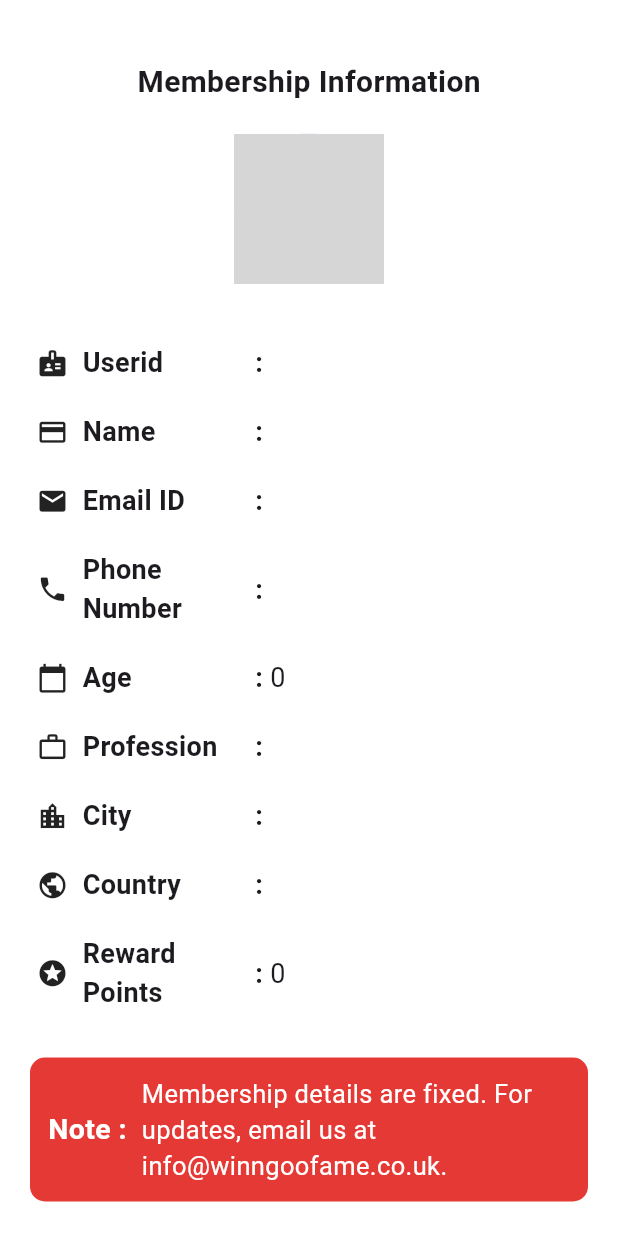
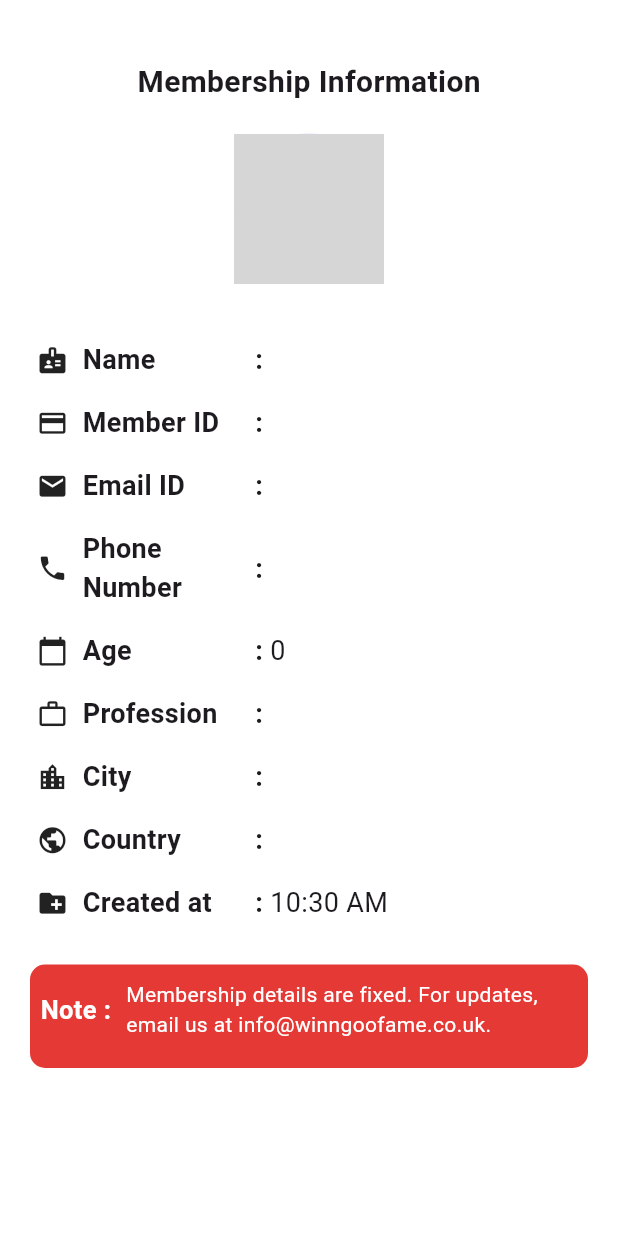
Before and after one commit to Krishnapriyak765/reel_competition_winngoo, a Flutter app: the MembershipInfoPage screen opened by its route, on a phone screen of 412 x 824 dp. Run offline on Flutter 3.47's test engine with Material 3 defaults, Android fonts, the phone set to English and light mode, and no system bars; our stand-ins replace dotted_border, flutter_rating_bar, get_storage, go_router, google_fonts, image_picker and 4 more; missing offline and left inert: carousel_slider_plus, flutter_cached_pdfview; accounts and stored records are empty; network calls fail; grey boxes are pictures that could not be loaded.

```diff
--- a/lib/data/models/profile_model.dart
+++ b/lib/data/models/profile_model.dart
@@ -1,3 +1,7 @@
+import 'package:intl/intl.dart';
+
+import 'package:intl/intl.dart';
+
 class User {
   final int id;
   final String userId;
@@ -9,7 +13,8 @@ class User {
   final String residentialCountry;
   final String phoneNumber;
   final int age;
-  final int rewardPoints;
+  // final int rewardPoints;
+  final DateTime createdAt; // New field
 
   User({
     required this.id,
@@ -22,8 +27,14 @@ class User {
     required this.residentialCountry,
     required this.phoneNumber,
     required this.age,
-    required this.rewardPoints,
+    // required this.rewardPoints,
+    required this.createdAt,
   });
+
+  // Getter to return only the time from createdAt
+  String get createdTimeOnly {
+    return DateFormat('hh:mm a').format(createdAt);
+  }
 
   factory User.fromJson(Map<String, dynamic> json) {
     return User(
@@ -37,7 +48,8 @@ class User {
       residentialCountry: json['residential_country'],
       phoneNumber: json['phone_number'],
       age: json['age'],
-      rewardPoints: json['reward_points'],
+      // rewardPoints: json['reward_points'],
+      createdAt: DateTime.parse(json['created_at']), // Parse from JSON
     );
   }
 }
--- a/lib/presentation/compatition/tabs/about_tab.dart
+++ b/lib/presentation/compatition/tabs/about_tab.dart
@@ -31,7 +31,6 @@ class AboutTab extends StatelessWidget {
           SizedBox(height: 8),
           ...themes.map((theme) => ThemeListTile(title: theme)).toList(),
           SizedBox(height: 20),
-          TabFloatingButtons(), // ✅ This is where the buttons show
         ],
       ),
     );
--- a/lib/presentation/compatition/tabs/rules_guidelines.dart
+++ b/lib/presentation/compatition/tabs/rules_guidelines.dart
@@ -39,7 +39,6 @@ class RulesAndGuidelinesTab extends StatelessWidget {
             ),
           ),
           SizedBox(height: 20),
-          TabFloatingButtons(),
         ],
       ),
     );
--- a/lib/presentation/dashboard/profile.dart
+++ b/lib/presentation/dashboard/profile.dart
@@ -2,6 +2,7 @@ import 'dart:convert';
 import 'package:flutter/material.dart';
 import 'package:get_storage/get_storage.dart';
 import 'package:http/http.dart' as http;
+import 'package:intl/intl.dart';
 import 'package:reels_application/core/constants/app_colors.dart';
 import 'package:reels_application/data/models/profile_model.dart';
 import 'package:shared_preferences/shared_preferences.dart';
@@ -42,8 +43,17 @@ class _MembershipInfoPageState extends State<MembershipInfoPage> {
 
       if (response.statusCode == 200) {
         final data = json.decode(response.body);
+        String formatCreatedTime(String createdAt) {
+          DateTime dateTime = DateTime.parse(createdAt);
+          String formattedTime = DateFormat(
+            'hh:mm a',
+          ).format(dateTime); // e.g., 11:14 AM
+          return formattedTime;
+        }
+
         setState(() {
           user = User.fromJson(data['user']);
+
           isLoading = false;
         });
       } else {
@@ -112,13 +122,13 @@ class _MembershipInfoPageState extends State<MembershipInfoPage> {
                         children: [
                           buildTableRow(
                             Icons.badge,
-                            'Userid',
-                            '${user!.userId}',
+                            'Name',
+                            '${user!.firstName} ${user!.lastName}',
                           ),
                           buildTableRow(
                             Icons.credit_card,
-                            'Name',
-                            '${user!.firstName} ${user!.lastName}',
+                            'Member ID',
+                            '${user!.userId}',
                           ),
                           buildTableRow(
                             Icons.email,
@@ -151,15 +161,20 @@ class _MembershipInfoPageState extends State<MembershipInfoPage> {
                             '${user!.residentialCountry}',
                           ),
                           buildTableRow(
-                            Icons.stars,
-                            'Reward Points',
-                            '${user!.rewardPoints}',
+                            Icons.create_new_folder,
+                            'Created at',
+                            '${user!.createdTimeOnly}',
                           ),
                         ],
                       ),
                       const SizedBox(height: 20),
                       Container(
-                        padding: const EdgeInsets.all(12),
+                        padding: const EdgeInsets.only(
+                          left: 7,
+                          top: 10,
+                          right: 8,
+                          bottom: 19,
+                        ),
                         decoration: BoxDecoration(
                           color: Colors.red[600],
                           borderRadius: BorderRadius.circular(10),
@@ -169,7 +184,7 @@ class _MembershipInfoPageState extends State<MembershipInfoPage> {
                             const Text(
                               'Note :',
                               style: TextStyle(
-                                fontSize: 19,
+                                fontSize: 17,
                                 fontWeight: FontWeight.bold,
                                 color: Colors.white,
                               ),
@@ -179,7 +194,7 @@ class _MembershipInfoPageState extends State<MembershipInfoPage> {
                               child: Text(
                                 'Membership details are fixed. For updates, email us at info@winngoofame.co.uk.',
                                 style: TextStyle(
-                                  fontSize: 17,
+                                  fontSize: 14,
                                   color: Appcolors.white,
                                 ),
                               ),
@@ -187,6 +202,7 @@ class _MembershipInfoPageState extends State<MembershipInfoPage> {
                           ],
                         ),
                       ),
+                      const SizedBox(height: 40),
                     ],
                   ),
                 ),
@@ -202,21 +218,24 @@ class _MembershipInfoPageState extends State<MembershipInfoPage> {
           child: Icon(icon, size: 21),
         ),
         Padding(
-          padding: const EdgeInsets.symmetric(vertical: 10, horizontal: 5),
+          padding: const EdgeInsets.symmetric(vertical: 8, horizontal: 5),
           child: Text(
             label,
             style: const TextStyle(fontSize: 18, fontWeight: FontWeight.bold),
           ),
         ),
         const Padding(
-          padding: EdgeInsets.symmetric(vertical: 10),
+          padding: EdgeInsets.symmetric(
+            vertical: 8,
+            horizontal: BorderSide.strokeAlignCenter,
+          ),
           child: Text(
             ':',
             style: TextStyle(fontSize: 18, fontWeight: FontWeight.bold),
           ),
         ),
         Padding(
-          padding: const EdgeInsets.symmetric(vertical: 10),
+          padding: const EdgeInsets.symmetric(vertical: 8),
           child: Text(value, style: TextStyle(fontSize: 18)),
         ),
       ],
```
Also changed, not shown: lib/presentation/compatition/competition_page.dart (+57 -2 lines), lib/presentation/compatition/tabs/demo_video.dart (+113 -60 lines), lib/widgets/demo_video_card.dart (added, +40 -0 lines), lib/widgets/section_box.dart (added, +51 -0 lines), assets/icons/winngoo_logo.png (added), assets/images/competition_intro.png (added), 2 other files.
